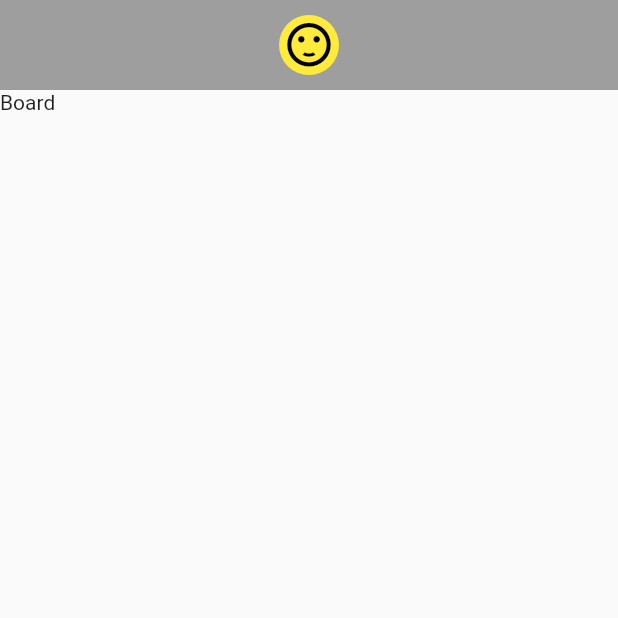
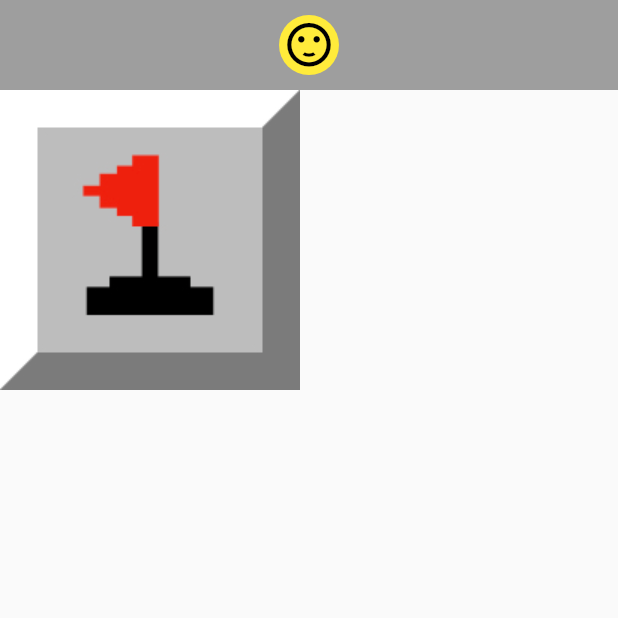
Before and after one commit to frmichetti/flutter-minefield, a Flutter app: the screen it shows after launch, on a phone screen of 412 x 824 dp, the top half of it. Run offline on Flutter 3.47's test engine with Material 2 defaults, Android fonts, the phone set to English and light mode, and no system bars.

```diff
--- /dev/null
+++ b/lib/components/field_widget.dart
@@ -0,0 +1,35 @@
+import 'package:flutter/material.dart';
+import 'package:minefield/models/field.dart';
+
+class FieldWidget extends StatelessWidget {
+  final Field field;
+  final void Function(Field) onOpen;
+  final void Function(Field) onSwapMark;
+
+  FieldWidget(
+      {@required this.field, @required this.onOpen, @required this.onSwapMark});
+
+  Widget _getImage() {
+    int amountMines = field.amountMinesNeighbor;
+    if (field.isOpened && field.isMined && field.isExploded) {
+      return Image.asset("assets/images/bomba_0.jpeg");
+    } else if (field.isOpened && field.isMined) {
+      return Image.asset("assets/images/bomba_1.jpeg");
+    } else if (field.isOpened) {
+      return Image.asset("assets/images/aberto_$amountMines.jpeg");
+    } else if (field.isMarked) {
+      return Image.asset("assets/images/bandeira.jpeg");
+    } else {
+      return Image.asset("assets/images/fechado.jpeg");
+    }
+  }
+
+  @override
+  Widget build(BuildContext context) {
+    return InkWell(
+      onTap: () => onOpen(field),
+      onLongPress: () => onSwapMark(field),
+      child: _getImage(),
+    );
+  }
+}
--- a/lib/screens/minefield_app.dart
+++ b/lib/screens/minefield_app.dart
@@ -1,14 +1,38 @@
 import 'package:flutter/material.dart';
 import 'package:minefield/components/result_widget.dart';
+import 'package:minefield/components/field_widget.dart';
+import 'package:minefield/models/explosion_exception.dart';
+import 'package:minefield/models/field.dart';
 
 class MineFieldApp extends StatelessWidget {
 
-  _restart() {
+  void _restart() {
     print("Clickou aqui");
   }
 
+  void _open(Field field) {
+    print("Clickou em Abrir");
+  }
+
+  void _swapMark(Field field) {
+    print("Clickou em Trocar marcação");
+  }
+
+
+
   @override
   Widget build(BuildContext context) {
+    Field field = Field(line: 0, column: 0);
+    Field field2 = Field(line: 1, column: 0);
+    field2.doMine();
+    field.addNeighbor(field2);
+
+    try{
+      field.changeMark();
+    }on ExplosionException {
+
+    }
+
     return MaterialApp(
       home: Scaffold(
         appBar: ResultWidget(
@@ -16,7 +40,11 @@ class MineFieldApp extends StatelessWidget {
           onRestart: _restart,
         ),
           body: Container(
-          child: Text("Board"),
+          child: FieldWidget(
+            field: field,
+            onOpen: _open,
+            onSwapMark: _swapMark,
+          ),
       ),
       )
     );
```
